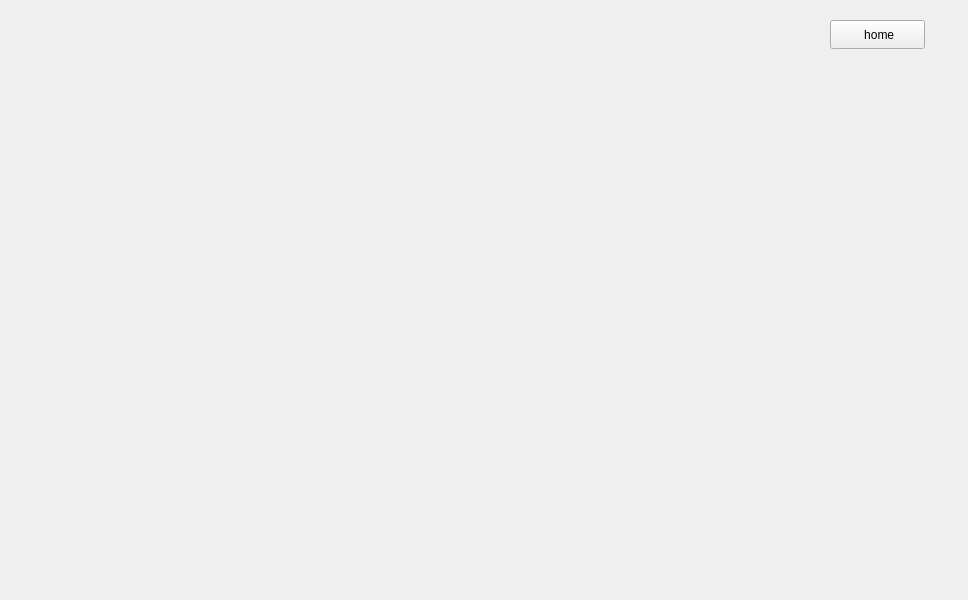
Old version of the form userClient/Detect/firedetectwidget.ui in the repository nawhis2/SmartFarm.
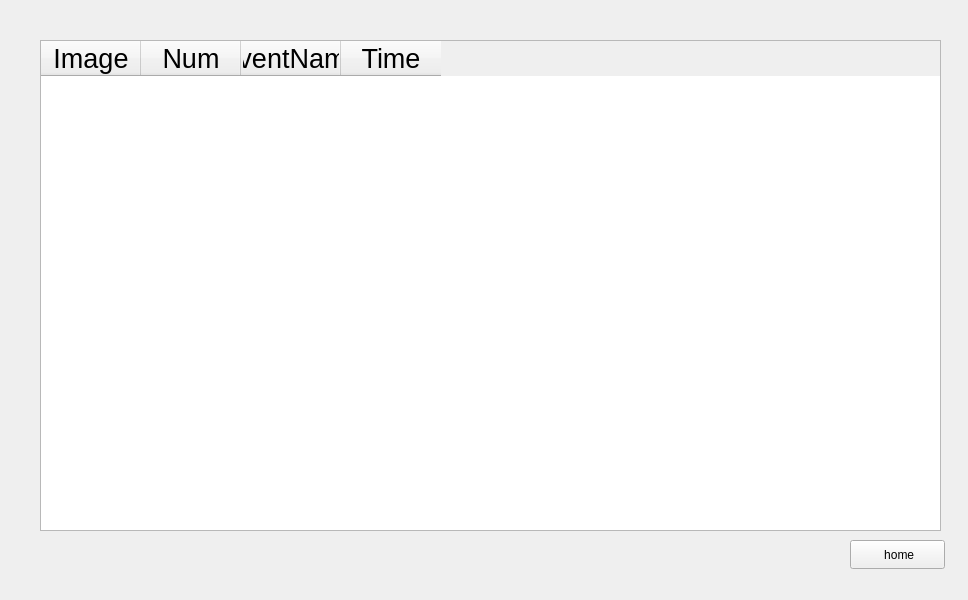
New version of the form.

```diff
--- a/userClient/Detect/firedetectwidget.ui
+++ b/userClient/Detect/firedetectwidget.ui
@@ -16,8 +16,8 @@
   <widget class="QPushButton" name="btnBackFromFire">
    <property name="geometry">
     <rect>
-     <x>830</x>
-     <y>20</y>
+     <x>850</x>
+     <y>540</y>
      <width>95</width>
      <height>29</height>
     </rect>
@@ -26,6 +26,47 @@
     <string> home</string>
    </property>
   </widget>
+  <widget class="QTableWidget" name="fireEventTable">
+   <property name="geometry">
+    <rect>
+     <x>40</x>
+     <y>40</y>
+     <width>901</width>
+     <height>491</height>
+    </rect>
+   </property>
+   <property name="font">
+    <font>
+     <pointsize>20</pointsize>
+    </font>
+   </property>
+   <property name="editTriggers">
+    <set>QAbstractItemView::EditTrigger::NoEditTriggers</set>
+   </property>
+   <attribute name="verticalHeaderVisible">
+    <bool>false</bool>
+   </attribute>
+   <column>
+    <property name="text">
+     <string>Image</string>
+    </property>
+   </column>
+   <column>
+    <property name="text">
+     <string>Num</string>
+    </property>
+   </column>
+   <column>
+    <property name="text">
+     <string>EventName</string>
+    </property>
+   </column>
+   <column>
+    <property name="text">
+     <string>Time</string>
+    </property>
+   </column>
+  </widget>
  </widget>
  <resources/>
  <connections/>
```
